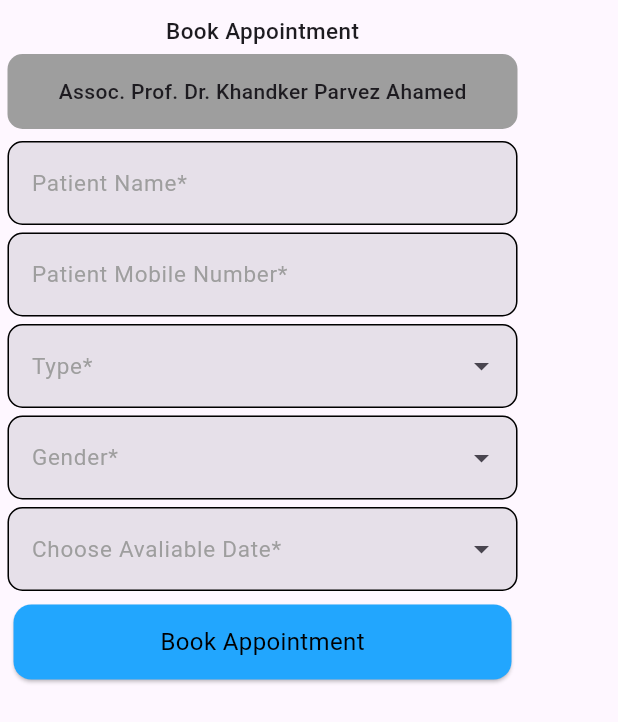
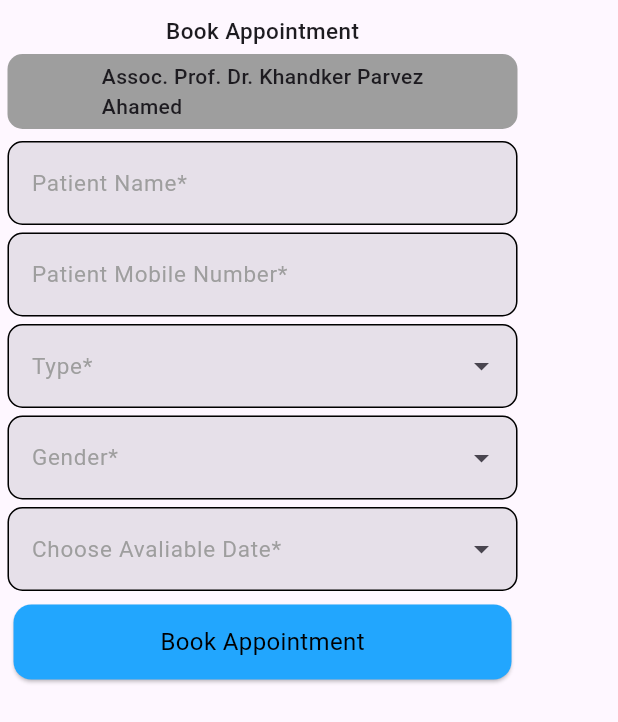
Before and after one commit to fahimshahariar09/doctor_appointment_project, a Flutter app: the CommonBookingSearch widget shown alone on an empty page, opened directly, on a phone screen of 412 x 824 dp. Shown: the top 722 px of the screen. Run offline on Flutter 3.47's test engine with Material 3 defaults, Android fonts, the phone set to English and light mode, and no system bars; our stand-ins replace animated_notch_bottom_bar, get.

Commit message:
first commit

```diff
--- a/lib/main.dart
+++ b/lib/main.dart
@@ -1,4 +1,3 @@
-import 'package:doctor_appointment_project/view/screen/faq/faq.dart';
 import 'package:doctor_appointment_project/view/screen/splash/splash_screen.dart';
 import 'package:flutter/material.dart';
 import 'package:get/get.dart';
--- a/lib/view/screen/appointment_info/appointment_info.dart
+++ b/lib/view/screen/appointment_info/appointment_info.dart
@@ -1,5 +1,6 @@
 import 'package:doctor_appointment_project/view/common_widget/common_button.dart';
 import 'package:doctor_appointment_project/view/common_widget/common_rich_text.dart';
+import 'package:doctor_appointment_project/view/screen/bottom_navi_bar/bottom_navi_bar.dart';
 import 'package:doctor_appointment_project/view/screen/payment/payment_gateway.dart';
 import 'package:flutter/material.dart';
 import 'package:get/get.dart';
@@ -126,7 +127,7 @@ class AppointmentInfo extends StatelessWidget {
                           buttonName: "Pay Later",
                           buttonColor: Colors.grey,
                           onTap: () {
-                            Get.snackbar("title", "add failed");
+                            Get.to(const BottomNaviBar());
                           })
                     ],
                   ),
--- a/lib/view/screen/category_screen/category_screen.dart
+++ b/lib/view/screen/category_screen/category_screen.dart
@@ -8,6 +8,7 @@ import 'package:doctor_appointment_project/view/screen/doctor_report/doctor_repo
 import 'package:doctor_appointment_project/view/screen/faq/faq.dart';
 import 'package:doctor_appointment_project/view/screen/hospital/hospital_list.dart';
 import 'package:doctor_appointment_project/view/screen/investigation/investigation.dart';
+import 'package:doctor_appointment_project/view/screen/notification/notification.dart';
 import 'package:doctor_appointment_project/view/screen/setting/setting.dart';
 import 'package:doctor_appointment_project/view/screen/support/support.dart';
 import 'package:flutter/material.dart';
@@ -33,7 +34,9 @@ class CategoryScreen extends StatelessWidget {
               centerTitle: true,
               actions: [
                 IconButton(
-                  onPressed: () {},
+                  onPressed: () {
+                    Get.to(const NotificationPage());
+                  },
                   icon: const Icon(
                     Icons.notifications_none_outlined,
                     size: 30,
--- a/lib/view/screen/doctor_list/widget/common_booking_search.dart
+++ b/lib/view/screen/doctor_list/widget/common_booking_search.dart
@@ -10,9 +10,9 @@ class CommonBookingSearch extends StatelessWidget {
   @override
   Widget build(BuildContext context) {
     return Container(
-      height: 482,
+      height: 500,
       width: 350,
-      decoration: BoxDecoration(borderRadius: BorderRadius.circular(10)),
+      decoration: BoxDecoration(borderRadius: BorderRadius.circular(0)),
       child: SingleChildScrollView(
         scrollDirection: Axis.vertical,
         child: Padding(
@@ -37,7 +37,7 @@ class CommonBookingSearch extends StatelessWidget {
                 ),
                 child: const Center(
                   child: Text(
-                    "Assoc. Prof. Dr. Khandker Parvez Ahamed",
+                    "Assoc. Prof. Dr. Khandker Parvez\nAhamed",
                     style: TextStyle(
                       fontSize: 14,
                       fontWeight: FontWeight.w500,
--- a/lib/view/screen/faq/faq.dart
+++ b/lib/view/screen/faq/faq.dart
@@ -55,7 +55,7 @@ class Faq extends StatelessWidget {
                           itemBuilder: (context, index) {
                         return CommonCard(
                           onTap: () {
-                            Get.to(FaqPage());
+                            Get.to(const FaqPage());
                           },
                           text: 'How to Bank a Doctor ?',
                         );
```
